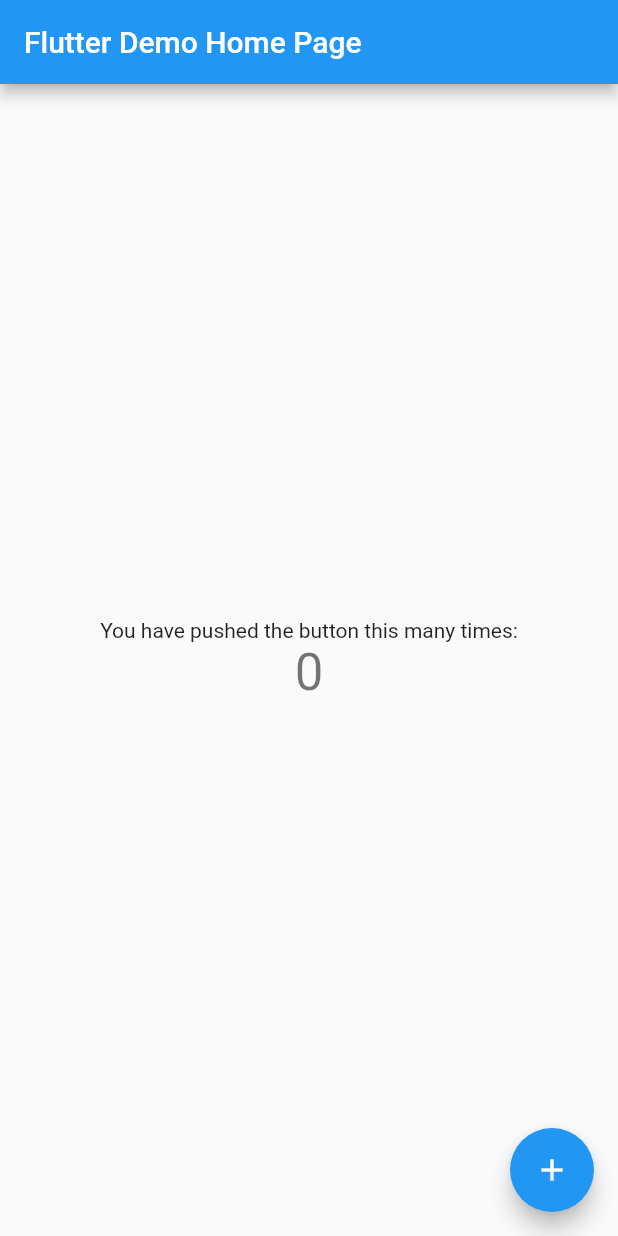
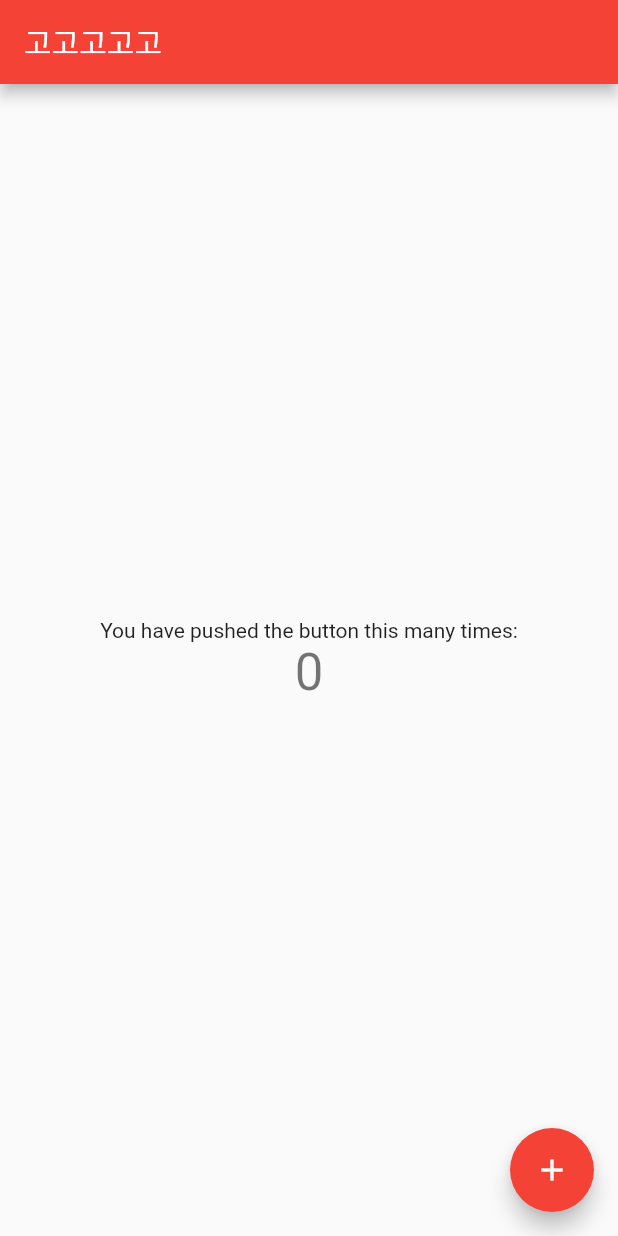
Before and after one commit to cw-JihunCha/flutter_sample_220329, a Flutter app: the screen it shows after launch, on a phone screen of 412 x 824 dp. Run offline on Flutter 3.47's test engine with Material 2 defaults, Android fonts, the phone set to English and light mode, and no system bars; our stand-ins replace flutter_dotenv.

Commit message:
재테스트..배포되나요2

```diff
--- a/lib/main.dart
+++ b/lib/main.dart
@@ -26,9 +26,9 @@ class MyApp extends StatelessWidget {
         // Notice that the counter didn't reset back to zero; the application
         // is not restarted.
         // 뭐가 문제일까.
-        primarySwatch: Colors.blue,
+        primarySwatch: Colors.red,
       ),
-      home: const MyHomePage(title: 'Flutter Demo Home Page'),
+      home: const MyHomePage(title: '고고고고고'),
     );
   }
 }
```
